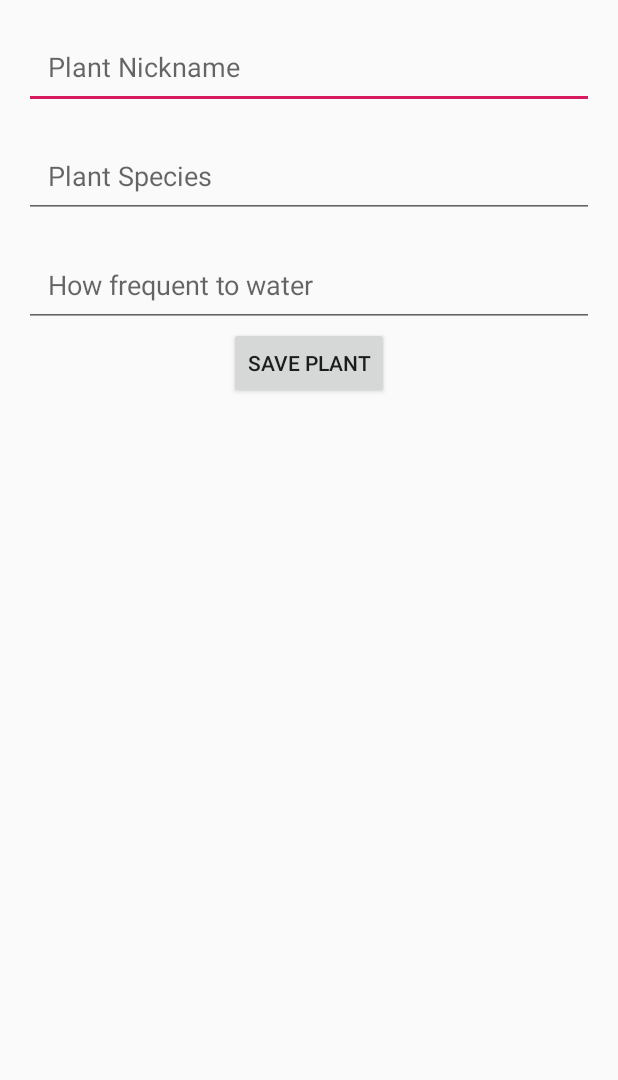
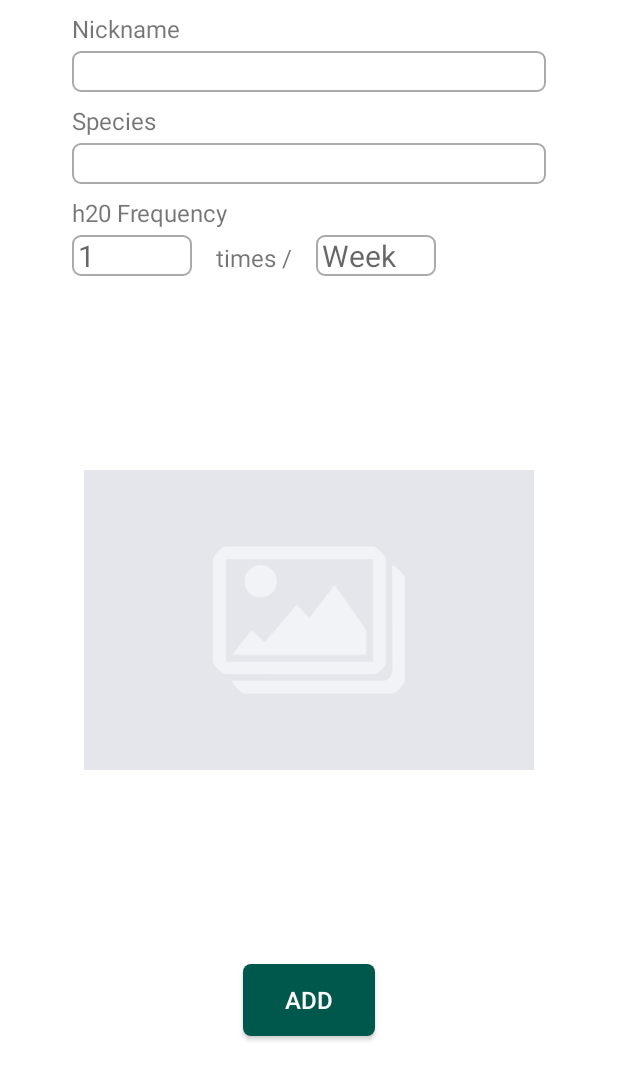
Before and after one commit to Uptiie/ANDROID-2, an Android app: the layout create_plant_list_item.xml on its own in the app's theme, with its tools: preview values and no code run, on a phone screen of 412 x 824 dp. Shown: the top 1080 px of the screen. Run offline under Robolectric (Android 15) with nearby library versions, the phone set to English and light mode, and no system bars.

Commit message:
Create PlantController and inflate create_plant_list_item when FAB is clicked. Update create_plant_list_item layout.

```diff
--- /dev/null
+++ b/app/src/main/java/com/example/watermyplants/controllers/PlantController.kt
@@ -0,0 +1,19 @@
+package com.example.watermyplants.controllers
+
+import android.os.Bundle
+import android.view.LayoutInflater
+import android.view.View
+import android.view.ViewGroup
+import com.bluelinelabs.conductor.Controller
+import com.example.watermyplants.R
+
+class PlantController : Controller {
+
+    constructor() : super()
+    constructor(args: Bundle?) : super(args)
+
+    override fun onCreateView(inflater: LayoutInflater, container: ViewGroup): View {
+        val view = inflater.inflate(R.layout.create_plant_list_item, container, false)
+        return view
+    }
+}
--- a/app/src/main/java/com/example/watermyplants/controllers/PlantListController.kt
+++ b/app/src/main/java/com/example/watermyplants/controllers/PlantListController.kt
@@ -1,19 +1,40 @@
 package com.example.watermyplants.controllers
 
 import android.os.Bundle
-import android.view.LayoutInflater
-import android.view.View
-import android.view.ViewGroup
+import android.view.*
+import android.widget.Button
 import com.bluelinelabs.conductor.Controller
+import com.bluelinelabs.conductor.ControllerChangeHandler
+import com.bluelinelabs.conductor.ControllerChangeType
+import com.bluelinelabs.conductor.RouterTransaction
+import com.bluelinelabs.conductor.changehandler.HorizontalChangeHandler
 import com.example.watermyplants.R
+import com.google.android.material.floatingactionbutton.FloatingActionButton
 
 class PlantListController : Controller {
 
     constructor() : super()
     constructor(args: Bundle?) : super(args)
 
+    // Inflate Plant List Layout
     override fun onCreateView(inflater: LayoutInflater, container: ViewGroup): View {
         val view = inflater.inflate(R.layout.plant_list, container, false)
         return view
     }
+
+    override fun onChangeEnded(
+        changeHandler: ControllerChangeHandler,
+        changeType: ControllerChangeType
+    ) {
+        super.onChangeEnded(changeHandler, changeType)
+
+        // When FloatingActionButton is clicked, the create_plant_list_item will inflate from the PlantController
+        view?.findViewById<FloatingActionButton>(R.id.fab)?.setOnClickListener {
+            router.pushController(
+                RouterTransaction.with(PlantController())
+                    .pushChangeHandler(HorizontalChangeHandler())
+                    .popChangeHandler(HorizontalChangeHandler())
+            )
+        }
+    }
 }
--- a/app/src/main/java/com/example/watermyplants/controllers/RootController.kt
+++ b/app/src/main/java/com/example/watermyplants/controllers/RootController.kt
@@ -38,6 +38,7 @@ class RootController: Controller {
             )
         }
 
+        // When "Login" button is clicked, the plant_list will inflate from the PlantListController
         view?.findViewById<Button>(R.id.btn_login)?.setOnClickListener {
             router.pushController(
                 RouterTransaction.with(PlantListController(args))
--- a/app/src/main/res/layout/create_plant_list_item.xml
+++ b/app/src/main/res/layout/create_plant_list_item.xml
@@ -1,46 +1,108 @@
 <?xml version="1.0" encoding="utf-8"?>
-<androidx.constraintlayout.widget.ConstraintLayout xmlns:android="http://schemas.android.com/apk/res/android"
+<androidx.constraintlayout.widget.ConstraintLayout
+    xmlns:android="http://schemas.android.com/apk/res/android"
     xmlns:app="http://schemas.android.com/apk/res-auto"
     android:orientation="vertical"
+    android:background="#ffffff"
     android:layout_width="match_parent"
     android:layout_height="match_parent">
 
-    <EditText
-        android:id="@+id/et_create_plant_nickname"
+    <TextView
+        android:id="@+id/tv_nickname_add"
+        android:text="@string/nickname"
+        style="@style/tv_login_register"
         app:layout_constraintTop_toTopOf="parent"
-        app:layout_constraintEnd_toEndOf="parent"
-        android:hint="Plant Nickname"
-        android:layout_margin="16dp"
-        android:padding="16dp"
-        android:layout_width="match_parent"
-        android:layout_height="wrap_content"/>
+        app:layout_constraintLeft_toLeftOf="parent"/>
 
     <EditText
-        android:id="@+id/et_create_plant_species"
-        app:layout_constraintTop_toBottomOf="@id/et_create_plant_nickname"
-        app:layout_constraintEnd_toEndOf="parent"
-        android:hint="Plant Species"
-        android:layout_margin="16dp"
-        android:padding="16dp"
-        android:layout_width="match_parent"
-        android:layout_height="wrap_content"/>
+        android:id="@+id/et_nickname_add"
+        style="@style/et_box"
+        app:layout_constraintTop_toBottomOf="@id/tv_nickname_add"
+        app:layout_constraintLeft_toLeftOf="parent"/>
+
+    <TextView
+        android:id="@+id/tv_species_add"
+        android:text="@string/species"
+        style="@style/tv_login_register"
+        app:layout_constraintTop_toBottomOf="@+id/et_nickname_add"
+        app:layout_constraintLeft_toLeftOf="parent"/>
 
     <EditText
-        android:id="@+id/et_create_plant_frequency"
-        app:layout_constraintTop_toBottomOf="@id/et_create_plant_species"
-        app:layout_constraintEnd_toEndOf="parent"
-        android:hint="How frequent to water"
-        android:layout_margin="16dp"
-        android:padding="16dp"
-        android:layout_width="match_parent"
-        android:layout_height="wrap_content"/>
+        android:id="@+id/et_species_add"
+        style="@style/et_box"
+        app:layout_constraintTop_toBottomOf="@id/tv_species_add"
+        app:layout_constraintLeft_toLeftOf="parent"/>
+
+    <TextView
+        android:id="@+id/tv_h20frequency_add"
+        style="@style/tv_login_register"
+        android:layout_marginTop="8dp"
+        android:layout_marginStart="48dp"
+        android:text="@string/h20_frequency"
+        app:layout_constraintLeft_toLeftOf="parent"
+        app:layout_constraintTop_toBottomOf="@+id/et_species_add" />
+
+    <EditText
+        android:id="@+id/et_h20frequency_int_add"
+        android:hint="1"
+        android:inputType="number"
+        android:paddingStart="4dp"
+        android:textSize="20sp"
+        android:background="@drawable/edit_text_background"
+        android:layout_marginStart="48dp"
+        android:layout_marginTop="4dp"
+        android:layout_width="80dp"
+        android:layout_height="wrap_content"
+        app:layout_constraintTop_toBottomOf="@id/tv_h20frequency_add"
+        app:layout_constraintLeft_toLeftOf="parent"/>
+
+    <TextView
+        android:id="@+id/tv_times_add"
+        android:textSize="16sp"
+        android:layout_marginTop="8dp"
+        android:layout_marginStart="16dp"
+        android:text="times /"
+        android:layout_width="0dp"
+        android:layout_height="wrap_content"
+        app:layout_constraintLeft_toRightOf="@+id/et_h20frequency_int_add"
+        app:layout_constraintTop_toBottomOf="@+id/tv_h20frequency_add"/>
+
+    <EditText
+        android:id="@+id/et_h20frequency_add"
+        android:hint="Week"
+        android:paddingStart="4dp"
+        android:textSize="20sp"
+        android:background="@drawable/edit_text_background"
+        android:layout_marginStart="16dp"
+        android:layout_marginTop="4dp"
+        android:layout_width="80dp"
+        android:layout_height="wrap_content"
+        app:layout_constraintTop_toBottomOf="@id/tv_h20frequency_add"
+        app:layout_constraintLeft_toRightOf="@id/tv_times_add"/>
+
+    <ImageView
+        android:id="@+id/iv_listing_add"
+        android:src="@drawable/image_placeholder"
+        android:layout_width="wrap_content"
+        android:layout_height="200dp"
+        app:layout_constraintTop_toBottomOf="@+id/et_h20frequency_add"
+        app:layout_constraintBottom_toTopOf="@id/btn_listing_add"
+        app:layout_constraintLeft_toLeftOf="parent"
+        app:layout_constraintRight_toRightOf="parent"/>
 
     <Button
-        app:layout_constraintTop_toBottomOf="@id/et_create_plant_frequency"
-        app:layout_constraintEnd_toEndOf="parent"
+        android:id="@+id/btn_listing_add"
+        android:text="@string/add"
+        android:textSize="16sp"
+        android:textColor="#FFFFFF"
+        android:background="@drawable/rounded_corner_button"
+        android:layout_width="wrap_content"
+        android:layout_height="wrap_content"
+        android:padding="4dp"
+        android:layout_marginBottom="4dp"
+        app:layout_constraintTop_toBottomOf="@id/iv_listing_add"
+        app:layout_constraintBottom_toBottomOf="parent"
         app:layout_constraintStart_toStartOf="parent"
-        android:text="Save Plant"
-        android:layout_width="wrap_content"
-        android:layout_height="wrap_content"/>
+        app:layout_constraintEnd_toEndOf="parent"/>
 
 </androidx.constraintlayout.widget.ConstraintLayout>
--- a/app/src/main/res/values/strings.xml
+++ b/app/src/main/res/values/strings.xml
@@ -16,4 +16,5 @@
     <string name="delete">Delete</string>
     <string name="edit_user_profile">Edit User Profile</string>
     <string name="logout">Logout</string>
+    <string name="add">Add</string>
 </resources>
```
